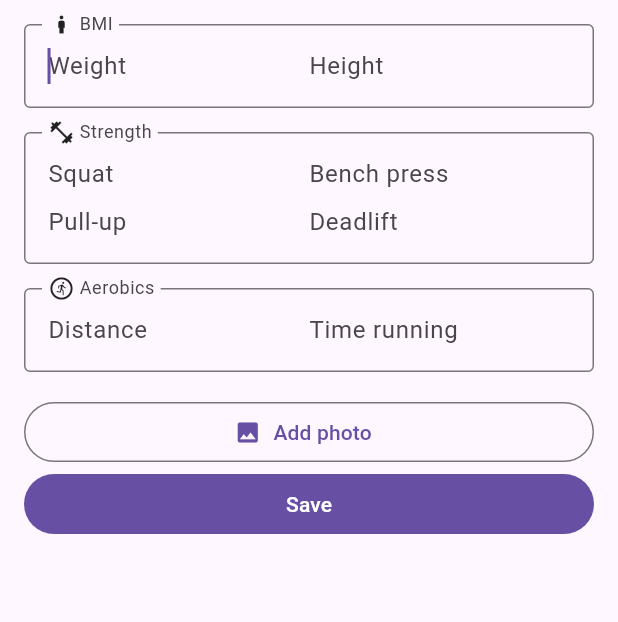
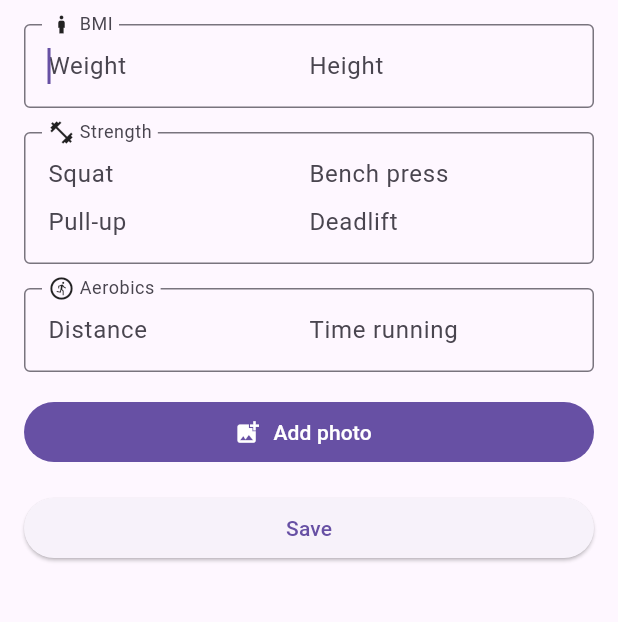
Before and after one commit to nicopujia/ravifi, a Flutter app: the screen it shows after launch, after a tap on the "add" icon, on a phone screen of 412 x 824 dp, the part 192-814 px from its top. Run offline on Flutter 3.47's test engine with Material 3 defaults, Android fonts, the light colour scheme and no system bars; our stand-ins replace fl_chart, flutter_slidable, get, image_picker, sqflite, sqflite_common_ffi and 1 more; missing offline and left inert: brick_core, brick_offline_first, brick_offline_first_with_supabase, brick_sqlite, brick_supabase, duration_picker; accounts and stored records are empty; network calls fail; statements that could not run were skipped.

Commit message:
feat(logs): implement photos CRUD
For now, they are only saved locally.

```diff
--- a/lib/features/logs/views/log.view.dart
+++ b/lib/features/logs/views/log.view.dart
@@ -127,21 +127,60 @@ class LogView extends StatelessWidget {
                 ),
               ],
             ),
-            SizedBox(height: 16),
-            OutlinedButton.icon(
-              onPressed: controller.addPhoto,
-              label: Text('Add photo'),
-              icon: Icon(Icons.photo),
+            Obx(
+              () => Padding(
+                padding: const EdgeInsets.symmetric(vertical: 16.0),
+                child: controller.photo.value == null
+                    ? FilledButton.icon(
+                        onPressed: () => Get.bottomSheet(
+                          BottomSheet(
+                            onClosing: () {},
+                            builder: (context) => ListView(
+                              shrinkWrap: true,
+                              children: [
+                                TextButton.icon(
+                                  onPressed: controller.addPhotoWithCamera,
+                                  label: Text('Take with camera'),
+                                  icon: Icon(Icons.add_a_photo),
+                                ),
+                                TextButton.icon(
+                                  onPressed: controller.addPhotoFromGallery,
+                                  label: Text('Choose from gallery'),
+                                  icon: Icon(Icons.library_add),
+                                ),
+                              ],
+                            ),
+                          ),
+                        ),
+                        label: Text('Add photo'),
+                        icon: Icon(Icons.add_photo_alternate),
+                      )
+                    : Column(
+                        mainAxisSize: MainAxisSize.min,
+                        children: [
+                          ClipRRect(
+                            borderRadius: BorderRadius.circular(8.0),
+                            child: Image.memory(controller.photo.value!),
+                          ),
+                          TextButton.icon(
+                            onPressed: controller.removePhoto,
+                            label: Text('Remove photo'),
+                            icon: Icon(Icons.remove),
+                          ),
+                        ],
+                      ),
+              ),
+            ),
+            ElevatedButton(
+              onPressed: controller.save,
+              child: Text('Save'),
             ),
             if (log != null)
-              FilledButton.tonal(
+              OutlinedButton(
                 onPressed: controller.delete,
                 child: Text('Delete'),
               ),
-            FilledButton(
-              onPressed: controller.save,
-              child: Text('Save'),
-            ),
+            SizedBox(height: 16),
           ],
         ),
       ),
--- a/pubspec.yaml
+++ b/pubspec.yaml
@@ -9,6 +9,7 @@ dependencies:
   flutter:
     sdk: flutter
   brick_core: ^1.4.0
+  brick_offline_first: ^3.4.0
   brick_offline_first_with_supabase: ^1.0.0
   brick_sqlite: ^3.1.0
   brick_supabase: ^1.4.1+1
@@ -16,7 +17,10 @@ dependencies:
   fl_chart: ^0.70.2
   flutter_slidable: ^4.0.0
   get: ^4.6.6
+  image: ^4.5.2
+  image_picker: ^1.1.2
   intl: ^0.20.2
+  path_provider: ^2.1.5
   sqflite: ^2.3.0
   sqflite_common: ^2.5.4+6
   sqflite_common_ffi: ^2.3.4+4
```
Also changed, not shown: lib/brick/repository.dart (+27 -1 lines), lib/features/logs/controllers/log.controller.dart (+95 -12 lines), lib/features/logs/models/log.model.dart (+27 -0 lines), pubspec.lock, 9 other files.
